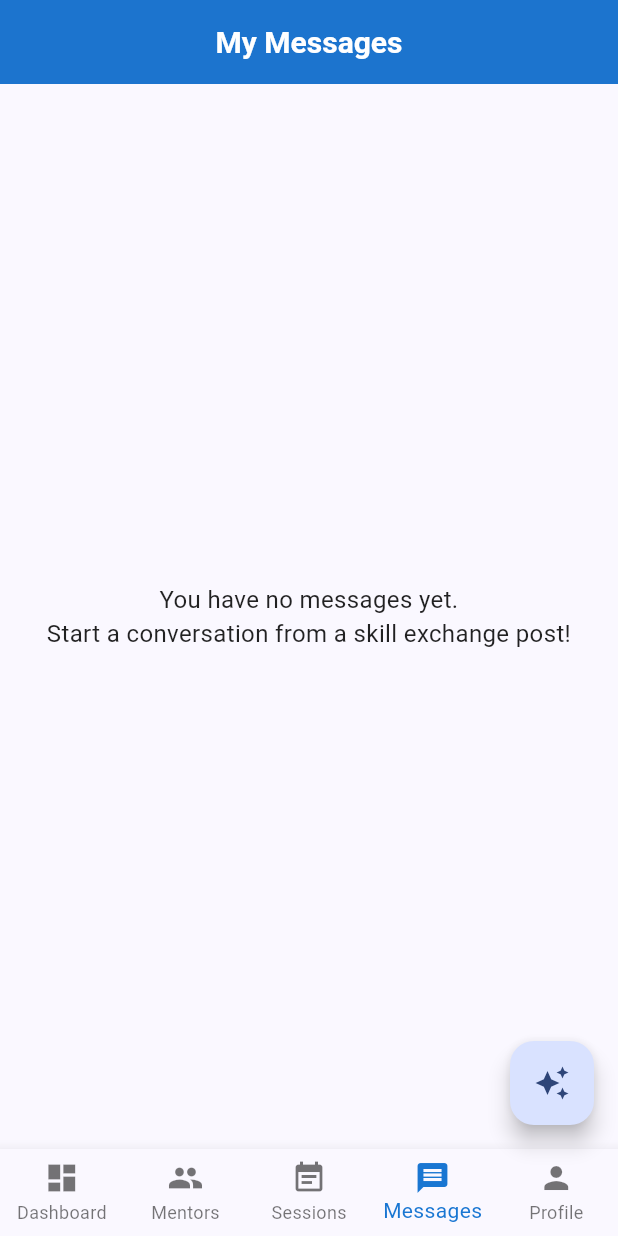
After one commit to AbdullahRFA/campus_guardian, a Flutter app: the ChatInboxScreen screen opened by its route, on a phone screen of 412 x 824 dp. The commit adds this screen. Run offline on Flutter 3.47's test engine with Material 3 defaults, Android fonts, the phone set to English and light mode, and no system bars; our stand-ins replace cloud_firestore, file_picker, firebase_auth, firebase_core, firebase_storage, flutter_dotenv and 5 more; missing offline and left inert: gpt_markdown; accounts and stored records are empty.

Commit message:
feat: Implement private chat and messages inbox
Adds a complete private messaging system. Users can now start conversations from skill exchange posts and view all their active chats in a new "Messages" inbox screen.

feat(database): Implement private chat services

- Adds a `private_chats` collection to store messages between users.
- Creates a new `sendPrivateMessage` method to handle sending messages.
- Implements logic to create/update a `user_chats` subcollection for both the sender and receiver, which powers the inbox.

feat(chat): Build chat inbox and private chat screens

- Creates `ChatInboxScreen` to display a list of a user's active conversations.
- Creates `PrivateChatScreen` for real-time messaging, which includes a message stream, text input, and send button.
- Differentiates between sent and received messages in the UI.

feat(routing): Integrate chat feature and add navigation

- Adds a "Messages" tab to the `MainShell` bottom navigation bar.
- Registers new routes for `/app/messages` (the inbox) and `/chat/:chatId` (the private chat).
- Adds the "Propose Exchange" button to the `ExchangeCard`, which navigates to the chat screen with the correct user details.

Signed-off-by: AbdullahRFA <shakibrybmn@gmail.com>

```diff
--- a/lib/core/app_routes.dart
+++ b/lib/core/app_routes.dart
@@ -28,16 +28,17 @@
 import 'package:campus_guardian/features/profile/screens/public_profile_screen.dart';
 
 // Skill Exchange
+import 'package:campus_guardian/features/skill_exchange/models/exchange_post.dart';
+import 'package:campus_guardian/features/skill_exchange/screens/create_exchange_screen.dart';
+import 'package:campus_guardian/features/skill_exchange/screens/edit_exchange_screen.dart';
 import 'package:campus_guardian/features/skill_exchange/screens/skill_exchange_screen.dart';
-// FIXED: Add the import for CreateRequestScreen
-import 'package:campus_guardian/features/skill_exchange/screens/create_exchange_screen.dart';
-import 'package:campus_guardian/features/skill_exchange/models/exchange_post.dart';
-import 'package:campus_guardian/features/skill_exchange/screens/edit_exchange_screen.dart';
 
 // KnowledgeBot
 import 'package:campus_guardian/features/knowledgebot/screens/chat_screen.dart';
 
-
+// Chat
+import 'package:campus_guardian/features/chat/screens/chat_inbox_screen.dart';
+import 'package:campus_guardian/features/chat/screens/private_chat_screen.dart';
 
 class MainShell extends StatelessWidget {
   final Widget child;
@@ -56,11 +57,13 @@
       bottomNavigationBar: BottomNavigationBar(
         currentIndex: selectedIndex,
         onTap: (index) => _onItemTapped(index, context),
-        type: BottomNavigationBarType.fixed,
+        type: BottomNavigationBarType.fixed, // Use 'fixed' for 4+ items
         items: const [
           BottomNavigationBarItem(icon: Icon(Icons.dashboard), label: 'Dashboard'),
           BottomNavigationBarItem(icon: Icon(Icons.people), label: 'Mentors'),
           BottomNavigationBarItem(icon: Icon(Icons.event_note), label: 'Sessions'),
+          // --- NEW: MESSAGES ITEM ---
+          BottomNavigationBarItem(icon: Icon(Icons.message), label: 'Messages'),
           BottomNavigationBarItem(icon: Icon(Icons.person), label: 'Profile'),
         ],
       ),
@@ -71,8 +74,10 @@
     final String location = GoRouterState.of(context).uri.toString();
     if (location.startsWith('/app/mentors')) return 1;
     if (location.startsWith('/app/sessions')) return 2;
-    if (location.startsWith('/app/profile')) return 3;
-    return 0;
+    // --- NEW: MESSAGES LOGIC ---
+    if (location.startsWith('/app/messages')) return 3;
+    if (location.startsWith('/app/profile')) return 4;
+    return 0; // Default to Dashboard
   }
 
   void _onItemTapped(int index, BuildContext context) {
@@ -80,7 +85,9 @@
       case 0: context.go('/app/dashboard'); break;
       case 1: context.go('/app/mentors'); break;
       case 2: context.go('/app/sessions'); break;
-      case 3: context.go('/app/profile'); break;
+    // --- NEW: MESSAGES CASE ---
+      case 3: context.go('/app/messages'); break;
+      case 4: context.go('/app/profile'); break;
     }
   }
 }
@@ -96,7 +103,7 @@
       GoRoute(path: '/login', builder: (context, state) => const LoginScreen()),
       GoRoute(path: '/signup', builder: (context, state) => const SignupScreen()),
 
-      // The ShellRoute contains only the screens with the main bottom navigation bar
+      // The ShellRoute contains screens with the main bottom navigation bar
       ShellRoute(
         builder: (context, state, child) {
           return MainShell(child: child);
@@ -114,13 +121,32 @@
             path: '/app/sessions',
             builder: (context, state) => const MySessionsScreen(),
           ),
+          // --- NEW: MESSAGES INBOX ROUTE ---
+          GoRoute(
+            path: '/app/messages',
+            builder: (context, state) => const ChatInboxScreen(),
+          ),
           GoRoute(
             path: '/app/profile',
             builder: (context, state) => const ProfileScreen(),
           ),
+          // --- CONSOLIDATED SKILL EXCHANGE ROUTE ---
           GoRoute(
-            path: '/app/skill-exchange', // Added Skill Exchange to Shell
+            path: '/app/skill-exchange',
             builder: (context, state) => const SkillExchangeScreen(),
+            routes: [
+              GoRoute(
+                path: 'create',
+                builder: (context, state) => const CreateExchangeScreen(),
+              ),
+              GoRoute(
+                path: ':postId/edit',
+                builder: (context, state) {
+                  final post = state.extra as ExchangePost;
+                  return EditExchangeScreen(post: post);
+                },
+              ),
+            ],
           ),
         ],
       ),
@@ -128,7 +154,24 @@
       // Other top-level routes (these will cover the whole screen)
       GoRoute(
         path: '/chat',
-        builder: (context, state) => const ChatScreen(),
+        builder: (context, state) => const ChatScreen(), // KnowledgeBot
+      ),
+      // --- FIXED: PRIVATE CHAT ROUTE ---
+      GoRoute(
+        path: '/chat/:chatId',
+        builder: (context, state) {
+          final chatId = state.pathParameters['chatId']!;
+          final extra = state.extra as Map<String, dynamic>;
+          // Ensure you pass both receiverId and receiverName when navigating
+          final receiverId = extra['receiverId'];
+          final receiverName = extra['receiverName'];
+
+          return PrivateChatScreen(
+            chatId: chatId,
+            receiverId: receiverId,
+            receiverName: receiverName,
+          );
+        },
       ),
       GoRoute(
         path: '/app/posts',
@@ -149,27 +192,6 @@
         builder: (context, state) => const MyPostsScreen(),
       ),
       GoRoute(
-          path: '/app/skill-exchange',
-          builder: (context, state) => const SkillExchangeScreen(),
-          routes: [
-            GoRoute(
-              path: 'create',
-              builder: (context, state) => const CreateExchangeScreen(),
-            ),
-            // --- ADD THIS NEW NESTED ROUTE ---
-            // --- USE THIS CORRECTED ROUTE INSTEAD ---
-            GoRoute(
-              path: ':postId/edit', // Changed to postId for clarity
-              builder: (context, state) {
-                // Correctly cast the extra object to ExchangePost
-                final post = state.extra as ExchangePost;
-                // Return the correct EditExchangeScreen widget
-                return EditExchangeScreen(post: post);
-              },
-            ),
-          ]
-      ),
-      GoRoute( // This is a nested route within Profile, but defined top-level for clarity of nesting
         path: '/app/profile/:userId',
         builder: (context, state) {
           final userId = state.pathParameters['userId']!;
@@ -190,7 +212,7 @@
               );
             },
           )
-          ]
+        ],
       ),
       GoRoute(
         path: '/app/profile/edit',
@@ -211,6 +233,9 @@
     ],
   );
 }
+
+// NOTE: The DashboardScreen widget is unchanged. It's included here because
+// it was in your original file.
 
 class DashboardScreen extends StatelessWidget {
   const DashboardScreen({super.key});
@@ -242,7 +267,6 @@
             context: context,
             icon: Icons.swap_horiz,
             title: 'Skill Exchange',
-            // FIXED: Removed the invalid citation markers
             subtitle: 'Offer help and earn "Wisdom Credits".',
             onTap: () => context.go('/app/skill-exchange'),
           ),
--- /dev/null
+++ b/lib/features/chat/screens/chat_inbox_screen.dart
@@ -0,0 +1,79 @@
+// features/chat/screens/chat_inbox_screen.dart
+
+import 'package:cloud_firestore/cloud_firestore.dart';
+import 'package:firebase_auth/firebase_auth.dart';
+import 'package:flutter/material.dart';
+import 'package:go_router/go_router.dart';
+
+class ChatInboxScreen extends StatelessWidget {
+  const ChatInboxScreen({super.key});
+
+  @override
+  Widget build(BuildContext context) {
+    final currentUserId = FirebaseAuth.instance.currentUser?.uid;
+
+    if (currentUserId == null) {
+      return const Scaffold(
+        body: Center(child: Text('Please log in to see your messages.')),
+      );
+    }
+
+    return Scaffold(
+      appBar: AppBar(
+        title: const Text('My Messages'),
+      ),
+      body: StreamBuilder<QuerySnapshot>(
+        stream: FirebaseFirestore.instance
+            .collection('users')
+            .doc(currentUserId)
+            .collection('user_chats')
+            .orderBy('lastActivity', descending: true)
+            .snapshots(),
+        builder: (context, snapshot) {
+          if (snapshot.connectionState == ConnectionState.waiting) {
+            return const Center(child: CircularProgressIndicator());
+          }
+          if (snapshot.hasError) {
+            return Center(child: Text('Error: ${snapshot.error}'));
+          }
+          if (!snapshot.hasData || snapshot.data!.docs.isEmpty) {
+            // --- THIS IS THE CORRECTED PART ---
+            return const Center(
+              child: Text(
+                'You have no messages yet.\nStart a conversation from a skill exchange post!',
+                textAlign: TextAlign.center, // Property is on the Text widget
+              ),
+            );
+          }
+
+          final chatDocs = snapshot.data!.docs;
+
+          return ListView.builder(
+            itemCount: chatDocs.length,
+            itemBuilder: (context, index) {
+              final chatData = chatDocs[index].data() as Map<String, dynamic>;
+              final String chatId = chatData['chatId'];
+              final String otherUserId = chatData['otherUserId'];
+              final String otherUserName = chatData['otherUserName'];
+
+              return ListTile(
+                leading: CircleAvatar(child: Text(otherUserName.isNotEmpty ? otherUserName[0] : 'U')),
+                title: Text(otherUserName, style: const TextStyle(fontWeight: FontWeight.bold)),
+                subtitle: const Text('Tap to open conversation'),
+                onTap: () {
+                  context.push(
+                    '/chat/$chatId',
+                    extra: {
+                      'receiverId': otherUserId,
+                      'receiverName': otherUserName,
+                    },
+                  );
+                },
+              );
+            },
+          );
+        },
+      ),
+    );
+  }
+}
```
Also changed, not shown: lib/features/chat/screens/private_chat_screen.dart (added, +151 -0 lines), lib/features/skill_exchange/widgets/exchange_card.dart (+26 -4 lines), lib/services/database_service.dart (+56 -0 lines). Lines whose indentation alone changed are shown as unchanged.
